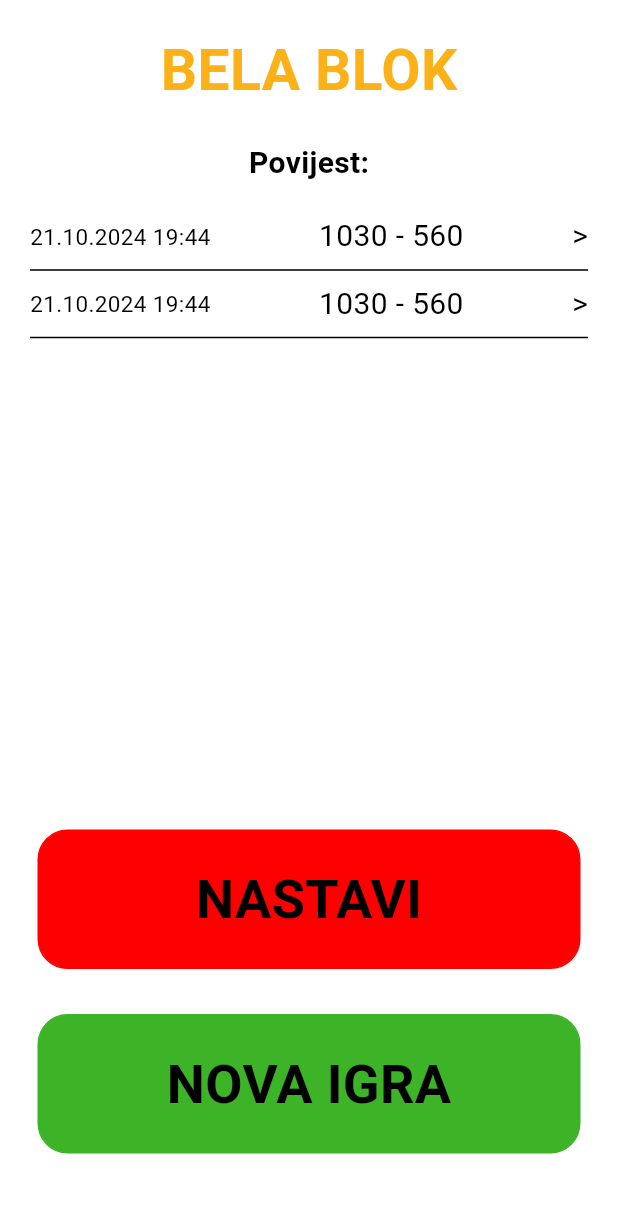
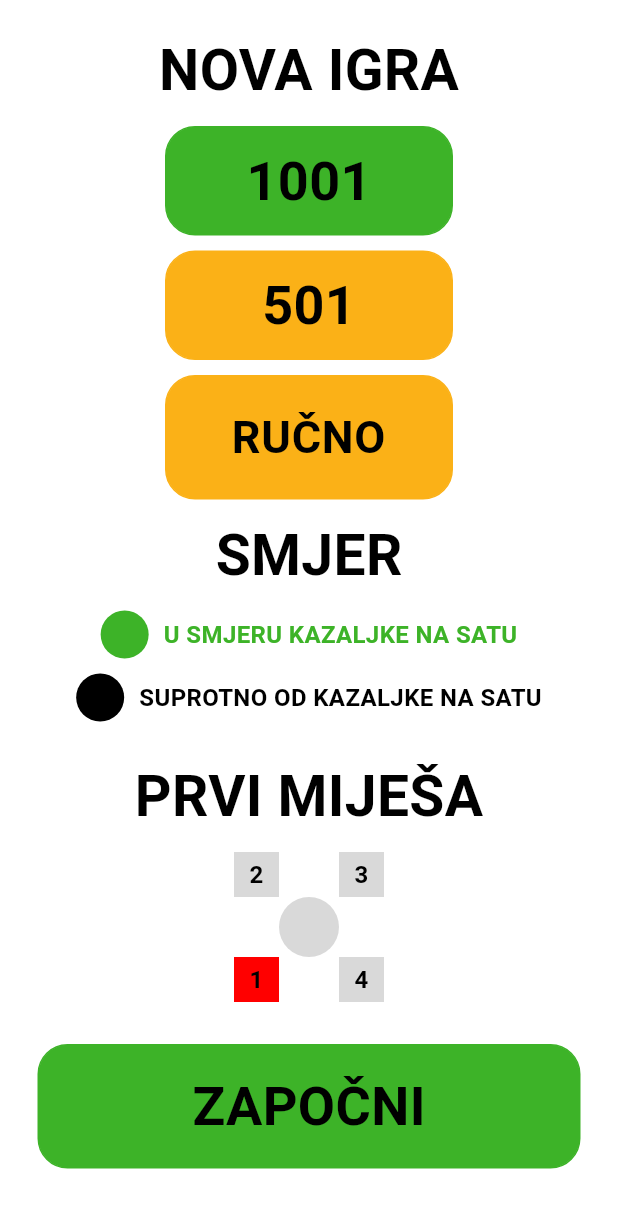
Before and after one commit to Vuk7/BelaBlok, a Flutter app: the MainScreen screen opened by its route, after a tap on "NOVA IGRA", on a phone screen of 412 x 824 dp. Shown: the top 1208 px of the screen. Run offline on Flutter 3.47's test engine with Material 3 defaults, Android fonts, the phone set to English and light mode, and no system bars; our stand-ins replace go_router.

Commit message:
feat: new game screen

```diff
--- a/src/lib/routes/routes.dart
+++ b/src/lib/routes/routes.dart
@@ -1,14 +1,24 @@
 import 'package:bela_blok/screens/main_screen/main_screen.dart';
+import 'package:bela_blok/screens/new_game_screen/new_game_screen.dart';
 import 'package:flutter/material.dart';
 import 'package:go_router/go_router.dart';
 
 final GoRouter appRouter = GoRouter(
   routes: <RouteBase>[
     GoRoute(
-      path: '/',
-      builder: (BuildContext context, GoRouterState state) {
-        return const MainScreen();
-      },
-    ),
+        path: '/',
+        name: 'main',
+        builder: (BuildContext context, GoRouterState state) {
+          return const MainScreen();
+        },
+        routes: [
+          GoRoute(
+            path: '/newgame',
+            name: 'newgame',
+            builder: (BuildContext context, GoRouterState state) {
+              return const NewGameScreen();
+            },
+          ),
+        ]),
   ],
 );
--- a/src/lib/screens/main_screen/main_screen.dart
+++ b/src/lib/screens/main_screen/main_screen.dart
@@ -2,6 +2,7 @@ import 'package:bela_blok/screens/main_screen/widgets/history_list_item.dart';
 import 'package:bela_blok/screens/widgets/big_button.dart';
 import 'package:bela_blok/themes/app_theme.dart';
 import 'package:flutter/material.dart';
+import 'package:go_router/go_router.dart';
 
 class MainScreen extends StatefulWidget {
   const MainScreen({super.key});
@@ -74,7 +75,9 @@ class _MainScreenState extends State<MainScreen> {
                     fontSize: 36,
                     fontWeight: FontWeight.bold),
                 bgColor: AppTheme.green,
-                onTap: () {},
+                onTap: () {
+                  context.goNamed("newgame");
+                },
               ),
             ),
             const SizedBox(
--- /dev/null
+++ b/src/lib/screens/new_game_screen/new_game_screen.dart
@@ -0,0 +1,147 @@
+import 'package:bela_blok/screens/new_game_screen/widgets/play_direction_choice.dart';
+import 'package:bela_blok/screens/widgets/big_button.dart';
+import 'package:bela_blok/screens/widgets/big_button_input_number.dart';
+import 'package:bela_blok/screens/widgets/player_shuffling.dart';
+import 'package:bela_blok/themes/app_theme.dart';
+import 'package:flutter/material.dart';
+
+class NewGameScreen extends StatefulWidget {
+  const NewGameScreen({super.key});
+
+  @override
+  State<NewGameScreen> createState() => _NewGameScreenState();
+}
+
+class _NewGameScreenState extends State<NewGameScreen> {
+  TextEditingController inputGameTypeController = TextEditingController();
+  int playDirectionSelect = 0;
+  int playerShufflingSelect = 1;
+
+  @override
+  Widget build(BuildContext context) {
+    return Scaffold(
+        body: SafeArea(
+            child: Padding(
+      padding: const EdgeInsets.all(20.0),
+      child: Center(
+        child: Column(
+          children: [
+            Text(
+              "NOVA IGRA",
+              style: TextStyle(
+                  fontSize: 38,
+                  fontWeight: FontWeight.bold,
+                  color: Theme.of(context).colorScheme.secondary),
+            ),
+            Padding(
+              padding: const EdgeInsets.only(
+                  right: 90, left: 90, top: 10, bottom: 10),
+              child: BigButton(
+                text: "1001",
+                textStyle: const TextStyle(
+                    color: Colors.black,
+                    fontSize: 36,
+                    fontWeight: FontWeight.bold),
+                bgColor: AppTheme.green,
+                onTap: () {},
+                textPadding: 10,
+              ),
+            ),
+            Padding(
+              padding: const EdgeInsets.only(right: 90, left: 90, bottom: 10),
+              child: BigButton(
+                text: "501",
+                textStyle: const TextStyle(
+                    color: Colors.black,
+                    fontSize: 36,
+                    fontWeight: FontWeight.bold),
+                bgColor: Theme.of(context).colorScheme.primary,
+                onTap: () {},
+                textPadding: 10,
+              ),
+            ),
+            Padding(
+              padding: const EdgeInsets.only(right: 90, left: 90, bottom: 10),
+              child: BigButtonInputNumber(
+                text: "RUČNO",
+                textStyle: const TextStyle(
+                    color: Colors.black,
+                    fontSize: 30,
+                    fontWeight: FontWeight.bold),
+                bgColor: Theme.of(context).colorScheme.primary,
+                onTap: () {},
+                inputController: inputGameTypeController,
+                textPadding: 10,
+              ),
+            ),
+            Text(
+              "SMJER",
+              style: TextStyle(
+                  fontSize: 38,
+                  fontWeight: FontWeight.bold,
+                  color: Theme.of(context).colorScheme.secondary),
+            ),
+            const SizedBox(
+              height: 10,
+            ),
+            PlayDirectionChoice(
+              selectedChoice: playDirectionSelect,
+              selectedColor: AppTheme.green,
+              notSelectedColor: Theme.of(context).colorScheme.secondary,
+              onTap: (int id) {
+                setState(() {
+                  playDirectionSelect = id;
+                });
+              },
+            ),
+            const Spacer(),
+            Text(
+              "PRVI MIJEŠA",
+              style: TextStyle(
+                  fontSize: 38,
+                  fontWeight: FontWeight.bold,
+                  color: Theme.of(context).colorScheme.secondary),
+            ),
+            const SizedBox(
+              height: 10,
+            ),
+            PlayerShuffling(
+              onTap: (int id) {
+                setState(() {
+                  playerShufflingSelect = id;
+                });
+              },
+              selectedColor: AppTheme.red,
+              selected: playerShufflingSelect,
+            ),
+            const Spacer(),
+            Padding(
+              padding: const EdgeInsets.all(5.0),
+              child: BigButton(
+                text: "ZAPOČNI",
+                textStyle: const TextStyle(
+                    color: Colors.black,
+                    fontSize: 36,
+                    fontWeight: FontWeight.bold),
+                bgColor: AppTheme.green,
+                onTap: () {},
+                textPadding: 15,
+              ),
+            ),
+            const SizedBox(
+              height: 20,
+            ),
+          ],
+        ),
+      ),
+    )));
+  }
+
+  @override
+  void dispose() {
+    inputGameTypeController.dispose();
+    super.dispose();
+  }
+}
+
+class PlayerShuffeling {}
--- /dev/null
+++ b/src/lib/screens/new_game_screen/widgets/play_direction_choice.dart
@@ -0,0 +1,76 @@
+import 'package:flutter/material.dart';
+
+class PlayDirectionChoice extends StatelessWidget {
+  final int selectedChoice;
+  final Color selectedColor;
+  final Color notSelectedColor;
+  final Function(int id) onTap;
+  const PlayDirectionChoice({
+    super.key,
+    required this.selectedChoice,
+    required this.selectedColor,
+    required this.notSelectedColor,
+    required this.onTap,
+  });
+
+  @override
+  Widget build(BuildContext context) {
+    return Column(
+      children: [
+        GestureDetector(
+            onTap: () => onTap(0),
+            child: Row(
+              mainAxisAlignment: MainAxisAlignment.center,
+              crossAxisAlignment: CrossAxisAlignment.center,
+              children: [
+                CircleAvatar(
+                  radius: 16,
+                  backgroundColor:
+                      (selectedChoice == 0) ? selectedColor : notSelectedColor,
+                ),
+                const SizedBox(
+                  width: 10,
+                ),
+                Text(
+                  "U SMJERU KAZALJKE NA SATU",
+                  style: TextStyle(
+                      color: (selectedChoice == 0)
+                          ? selectedColor
+                          : notSelectedColor,
+                      fontSize: 16,
+                      fontWeight: FontWeight.bold),
+                )
+              ],
+            )),
+        const SizedBox(
+          height: 10,
+        ),
+        GestureDetector(
+            onTap: () => onTap(1),
+            child: Row(
+              mainAxisAlignment: MainAxisAlignment.center,
+              crossAxisAlignment: CrossAxisAlignment.center,
+              children: [
+                CircleAvatar(
+                  radius: 16,
+                  backgroundColor:
+                      (selectedChoice == 1) ? selectedColor : notSelectedColor,
+                ),
+                const SizedBox(
+                  width: 10,
+                ),
+                Text(
+                  "SUPROTNO OD KAZALJKE NA SATU",
+                  style: TextStyle(
+                      color: (selectedChoice == 1)
+                          ? selectedColor
+                          : notSelectedColor,
+                      fontSize: 16,
+                      fontWeight: FontWeight.bold),
+                )
+              ],
+            )),
+      ],
+    );
+  }
+}
--- a/src/lib/screens/widgets/big_button.dart
+++ b/src/lib/screens/widgets/big_button.dart
@@ -5,12 +5,14 @@ class BigButton extends StatelessWidget {
   final Color bgColor;
   final TextStyle textStyle;
   final Function() onTap;
+  final double textPadding;
   const BigButton({
     super.key,
     required this.text,
     required this.textStyle,
     required this.bgColor,
     required this.onTap,
+    this.textPadding = 20.0,
   });
 
   @override
@@ -25,7 +27,7 @@ class BigButton extends StatelessWidget {
           borderRadius: BorderRadius.circular(20),
         ),
         child: Padding(
-          padding: const EdgeInsets.all(20.0),
+          padding: EdgeInsets.all(textPadding),
           child: Center(
             child: Text(
               text,
--- /dev/null
+++ b/src/lib/screens/widgets/big_button_input_number.dart
@@ -0,0 +1,53 @@
+import 'package:flutter/material.dart';
+import 'package:flutter/services.dart';
+
+class BigButtonInputNumber extends StatelessWidget {
+  final String text;
+  final Color bgColor;
+  final TextStyle textStyle;
+  final Function() onTap;
+  final TextEditingController inputController;
+  final double textPadding;
+  const BigButtonInputNumber({
+    super.key,
+    required this.text,
+    required this.textStyle,
+    required this.bgColor,
+    required this.onTap,
+    required this.inputController,
+    this.textPadding = 20.0,
+  });
+
+  @override
+  Widget build(BuildContext context) {
+    return Container(
+      width: double.infinity,
+      decoration: BoxDecoration(
+        color: bgColor,
+        border: Border.all(color: bgColor),
+        borderRadius: BorderRadius.circular(20),
+      ),
+      child: Padding(
+        padding: EdgeInsets.all(textPadding),
+        child: TextField(
+          controller: inputController,
+          textAlign: TextAlign.center,
+          style: textStyle,
+          onTap: onTap,
+          decoration: InputDecoration(
+              border: InputBorder.none,
+              focusedBorder: InputBorder.none,
+              enabledBorder: InputBorder.none,
+              errorBorder: InputBorder.none,
+              disabledBorder: InputBorder.none,
+              hintText: text,
+              hintStyle: textStyle),
+          keyboardType: TextInputType.number,
+          inputFormatters: <TextInputFormatter>[
+            FilteringTextInputFormatter.digitsOnly
+          ],
+        ),
+      ),
+    );
+  }
+}
--- /dev/null
+++ b/src/lib/screens/widgets/player_shuffling.dart
@@ -0,0 +1,115 @@
+import 'package:bela_blok/themes/app_theme.dart';
+import 'package:flutter/material.dart';
+
+class PlayerShuffling extends StatelessWidget {
+  final Function(int id) onTap;
+  final int selected;
+  final Color selectedColor;
+  const PlayerShuffling(
+      {super.key,
+      required this.onTap,
+      required this.selectedColor,
+      this.selected = 0});
+
+  @override
+  Widget build(BuildContext context) {
+    return Column(
+      children: [
+        Row(
+          mainAxisAlignment: MainAxisAlignment.center,
+          crossAxisAlignment: CrossAxisAlignment.center,
+          children: [
+            GestureDetector(
+              onTap: () => onTap(2),
+              child: Container(
+                height: 30.0,
+                width: 30.0,
+                color: (selected == 2) ? selectedColor : AppTheme.gray,
+                child: const Center(
+                  child: Text(
+                    "2",
+                    style: TextStyle(
+                        color: Colors.black,
+                        fontWeight: FontWeight.bold,
+                        fontSize: 16),
+                  ),
+                ),
+              ),
+            ),
+            const SizedBox(
+              width: 40,
+            ),
+            GestureDetector(
+              onTap: () => onTap(3),
+              child: Container(
+                height: 30.0,
+                width: 30.0,
+                color: (selected == 3) ? selectedColor : AppTheme.gray,
+                child: const Center(
+                  child: Text(
+                    "3",
+                    style: TextStyle(
+                        color: Colors.black,
+                        fontWeight: FontWeight.bold,
+                        fontSize: 16),
+                  ),
+                ),
+              ),
+            ),
+          ],
+        ),
+        const Row(
+            mainAxisAlignment: MainAxisAlignment.center,
+            crossAxisAlignment: CrossAxisAlignment.center,
+            children: [
+              CircleAvatar(
+                backgroundColor: AppTheme.gray,
+              )
+            ]),
+        Row(
+          mainAxisAlignment: MainAxisAlignment.center,
+          crossAxisAlignment: CrossAxisAlignment.center,
+          children: [
+            GestureDetector(
+              onTap: () => onTap(1),
+              child: Container(
+                height: 30.0,
+                width: 30.0,
+                color: (selected == 1) ? selectedColor : AppTheme.gray,
+                child: const Center(
+                  child: Text(
+                    "1",
+                    style: TextStyle(
+                        color: Colors.black,
+                        fontWeight: FontWeight.bold,
+                        fontSize: 16),
+                  ),
+                ),
+              ),
+            ),
+            const SizedBox(
+              width: 40,
+            ),
+            GestureDetector(
+              onTap: () => onTap(4),
+              child: Container(
+                height: 30.0,
+                width: 30.0,
+                color: (selected == 4) ? selectedColor : AppTheme.gray,
+                child: const Center(
+                  child: Text(
+                    "4",
+                    style: TextStyle(
+                        color: Colors.black,
+                        fontWeight: FontWeight.bold,
+                        fontSize: 16),
+                  ),
+                ),
+              ),
+            ),
+          ],
+        ),
+      ],
+    );
+  }
+}
--- a/src/lib/themes/app_theme.dart
+++ b/src/lib/themes/app_theme.dart
@@ -3,6 +3,7 @@ import 'package:flutter/material.dart';
 class AppTheme {
   static const Color red = Color(0xFFFF0000);
   static const Color green = Color(0xFF3DB328);
+  static const Color gray = Color(0xFFD9D9D9);
 
   static final ThemeData lightTheme = ThemeData(
     primaryColor: const Color(0xFFFBB117),
```
